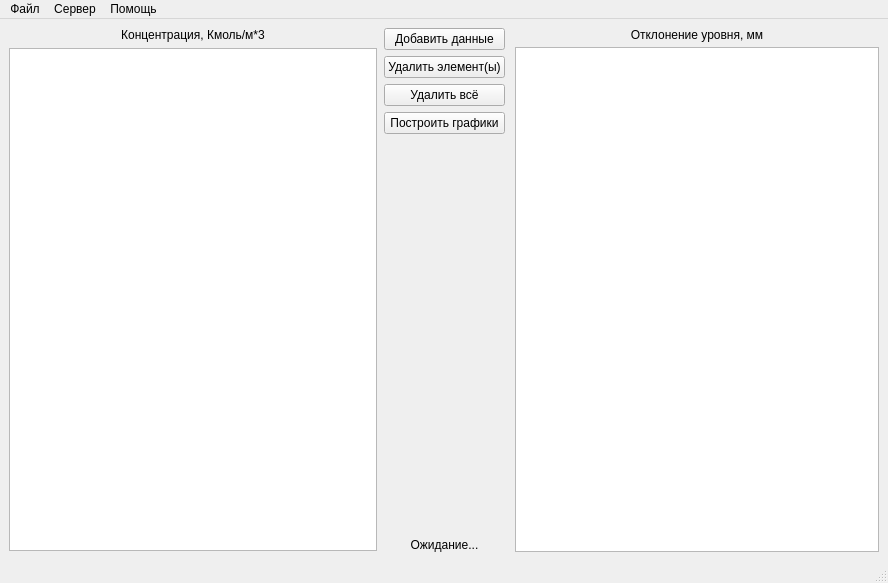
Above: mainwindow.ui from mitsuragi/approximation-app-client before the change. Below: the same form after it.
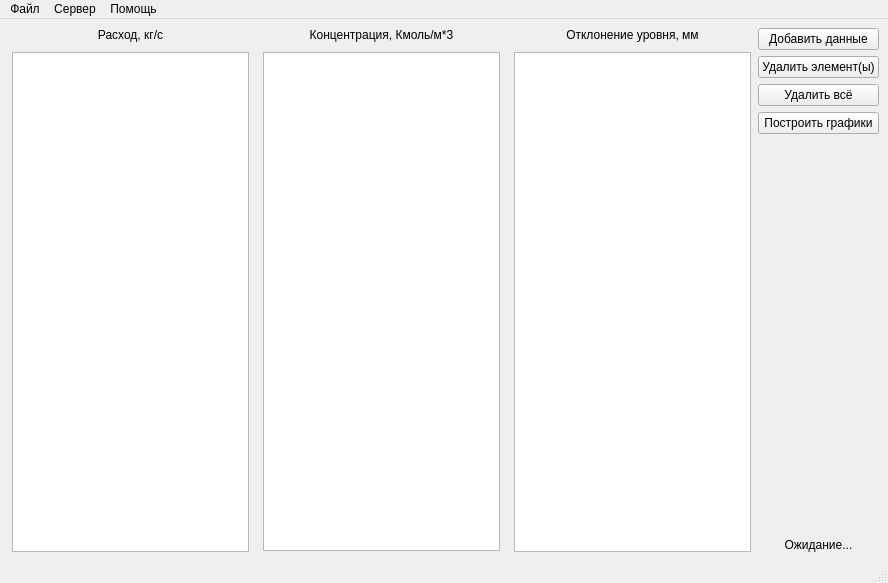
That is the form after the change.

Patch:
```diff
--- a/mainwindow.ui
+++ b/mainwindow.ui
@@ -21,10 +21,39 @@
   </property>
   <widget class="QWidget" name="centralwidget">
    <layout class="QHBoxLayout" name="horizontalLayout">
+    <item>
+     <layout class="QVBoxLayout" name="consumptionLayout">
+      <property name="spacing">
+       <number>10</number>
+      </property>
+      <property name="leftMargin">
+       <number>3</number>
+      </property>
+      <property name="rightMargin">
+       <number>1</number>
+      </property>
+      <item>
+       <widget class="QLabel" name="consumptionLabel">
+        <property name="text">
+         <string>Расход, кг/с</string>
+        </property>
+        <property name="alignment">
+         <set>Qt::AlignmentFlag::AlignCenter</set>
+        </property>
+       </widget>
+      </item>
+      <item>
+       <widget class="QListView" name="consumptionListView"/>
+      </item>
+     </layout>
+    </item>
     <item>
      <layout class="QVBoxLayout" name="concentrationLayout">
+      <property name="spacing">
+       <number>10</number>
+      </property>
       <property name="leftMargin">
-       <number>0</number>
+       <number>7</number>
       </property>
       <property name="topMargin">
        <number>0</number>
@@ -50,6 +79,51 @@
       </item>
      </layout>
     </item>
+    <item>
+     <layout class="QVBoxLayout" name="levelLayout" stretch="0,0">
+      <property name="spacing">
+       <number>10</number>
+      </property>
+      <property name="sizeConstraint">
+       <enum>QLayout::SizeConstraint::SetDefaultConstraint</enum>
+      </property>
+      <property name="leftMargin">
+       <number>7</number>
+      </property>
+      <property name="topMargin">
+       <number>0</number>
+      </property>
+      <property name="rightMargin">
+       <number>1</number>
+      </property>
+      <property name="bottomMargin">
+       <number>0</number>
+      </property>
+      <item>
+       <widget class="QLabel" name="levelLabel">
+        <property name="layoutDirection">
+         <enum>Qt::LayoutDirection::LeftToRight</enum>
+        </property>
+        <property name="text">
+         <string>Отклонение уровня, мм</string>
+        </property>
+        <property name="alignment">
+         <set>Qt::AlignmentFlag::AlignCenter</set>
+        </property>
+       </widget>
+      </item>
+      <item>
+       <widget class="QListView" name="levelListView">
+        <property name="layoutDirection">
+         <enum>Qt::LayoutDirection::LeftToRight</enum>
+        </property>
+        <property name="autoFillBackground">
+         <bool>false</bool>
+        </property>
+       </widget>
+      </item>
+     </layout>
+    </item>
     <item>
      <layout class="QVBoxLayout" name="btnLayout">
       <item>
@@ -108,51 +182,6 @@
       </item>
      </layout>
     </item>
-    <item>
-     <layout class="QVBoxLayout" name="levelLayout" stretch="0,0">
-      <property name="spacing">
-       <number>5</number>
-      </property>
-      <property name="sizeConstraint">
-       <enum>QLayout::SizeConstraint::SetDefaultConstraint</enum>
-      </property>
-      <property name="leftMargin">
-       <number>4</number>
-      </property>
-      <property name="topMargin">
-       <number>0</number>
-      </property>
-      <property name="rightMargin">
-       <number>0</number>
-      </property>
-      <property name="bottomMargin">
-       <number>0</number>
-      </property>
-      <item>
-       <widget class="QLabel" name="levelLabel">
-        <property name="layoutDirection">
-         <enum>Qt::LayoutDirection::LeftToRight</enum>
-        </property>
-        <property name="text">
-         <string>Отклонение уровня, мм</string>
-        </property>
-        <property name="alignment">
-         <set>Qt::AlignmentFlag::AlignCenter</set>
-        </property>
-       </widget>
-      </item>
-      <item>
-       <widget class="QListView" name="levelListView">
-        <property name="layoutDirection">
-         <enum>Qt::LayoutDirection::LeftToRight</enum>
-        </property>
-        <property name="autoFillBackground">
-         <bool>false</bool>
-        </property>
-       </widget>
-      </item>
-     </layout>
-    </item>
    </layout>
   </widget>
   <widget class="QMenuBar" name="menubar">
```
Left out of the diff: 14 changed lines with no effect on the pictures.
